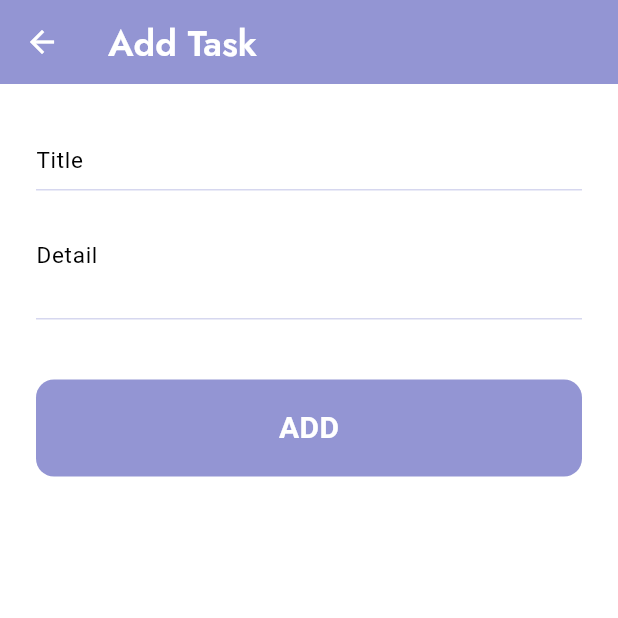
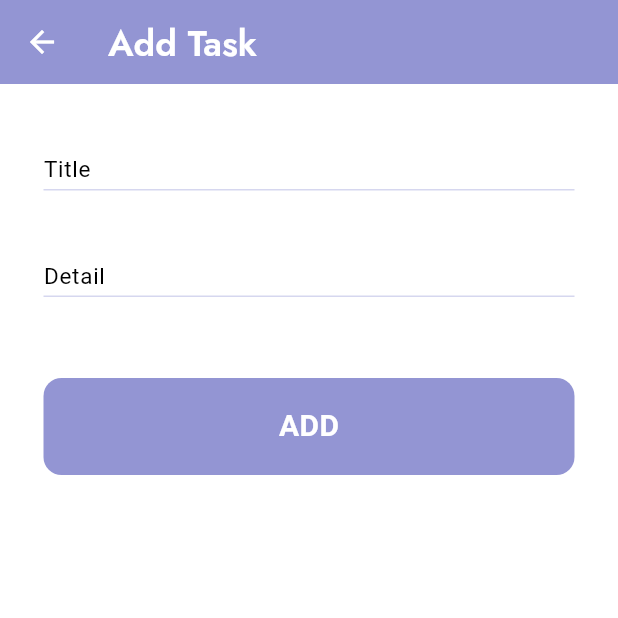
Before and after one commit to mazdon9/Todo-with-Resful-API-Provider-Hive, a Flutter app: the AddTodoScreen screen opened by its route, on a phone screen of 412 x 824 dp, the top half of it. Run offline on Flutter 3.47's test engine with Material 3 defaults, Android fonts, the phone set to English and light mode, and no system bars; Roboto replaces fonts that are missing (Jost-Regular, Jost-Semibold).

Commit message:
feature/add_todo_screen

```diff
--- a/lib/components/app_text_style.dart
+++ b/lib/components/app_text_style.dart
@@ -22,6 +22,12 @@ class AppTextStyle {
     fontSize: 15,
     color: AppColorsPath.black,
   );
+  static const TextStyle textFontR16W400 = TextStyle(
+    fontFamily: 'Jost-Regular',
+    fontWeight: FontWeight.w400,
+    fontSize: 16,
+    color: AppColorsPath.brownlight,
+  );
 
   static const TextStyle textFontSM26W600 = TextStyle(
     fontFamily: 'Jost-Semibold',
--- a/lib/components/text_field.dart
+++ b/lib/components/text_field.dart
@@ -27,7 +27,7 @@ class AppTextField extends StatelessWidget {
       maxLines: maxLines,
       keyboardType: keyboardType,
       onChanged: onChanged,
-      style: style ?? AppTextStyle.textFontR15W400,
+      style: style ?? AppTextStyle.textFontR16W400,
       decoration: InputDecoration(
         hintText: hintText,
         hintStyle: AppTextStyle.textFontR15W400,
@@ -43,7 +43,7 @@ class AppTextField extends StatelessWidget {
             width: 1.2,
           ),
         ),
-        contentPadding: const EdgeInsets.symmetric(vertical: 8),
+        contentPadding: const EdgeInsets.symmetric(vertical: 2),
         isDense: true,
       ),
     );
--- a/lib/constants/app_color_path.dart
+++ b/lib/constants/app_color_path.dart
@@ -5,4 +5,5 @@ class AppColorsPath {
   static const Color lavenderLight = Color(0xFFD6D7EF);
   static const Color white = Color(0xFFFFFFFF);
   static const Color black = Color(0xFF000000);
+  static const Color brownlight = Color(0xFF8B8787);
 }
--- a/lib/screen/add_todo_screen.dart
+++ b/lib/screen/add_todo_screen.dart
@@ -22,14 +22,14 @@ class AddTodoScreen extends StatelessWidget {
         width: double.infinity,
         decoration: BoxDecoration(color: AppColorsPath.white),
         child: Padding(
-          padding: const EdgeInsets.symmetric(horizontal: 24, vertical: 32),
+          padding: const EdgeInsets.symmetric(horizontal: 29, vertical: 43),
           child: Column(
             crossAxisAlignment: CrossAxisAlignment.start,
             children: [
               AppTextField(hintText: 'Title'),
-              const SizedBox(height: 24),
-              AppTextField(hintText: 'Detail', maxLines: 2),
-              const SizedBox(height: 40),
+              const SizedBox(height: 43),
+              AppTextField(hintText: 'Detail', maxLines: 1),
+              const SizedBox(height: 54),
               Center(
                 child: AppButton(
                   content: 'ADD',
```
